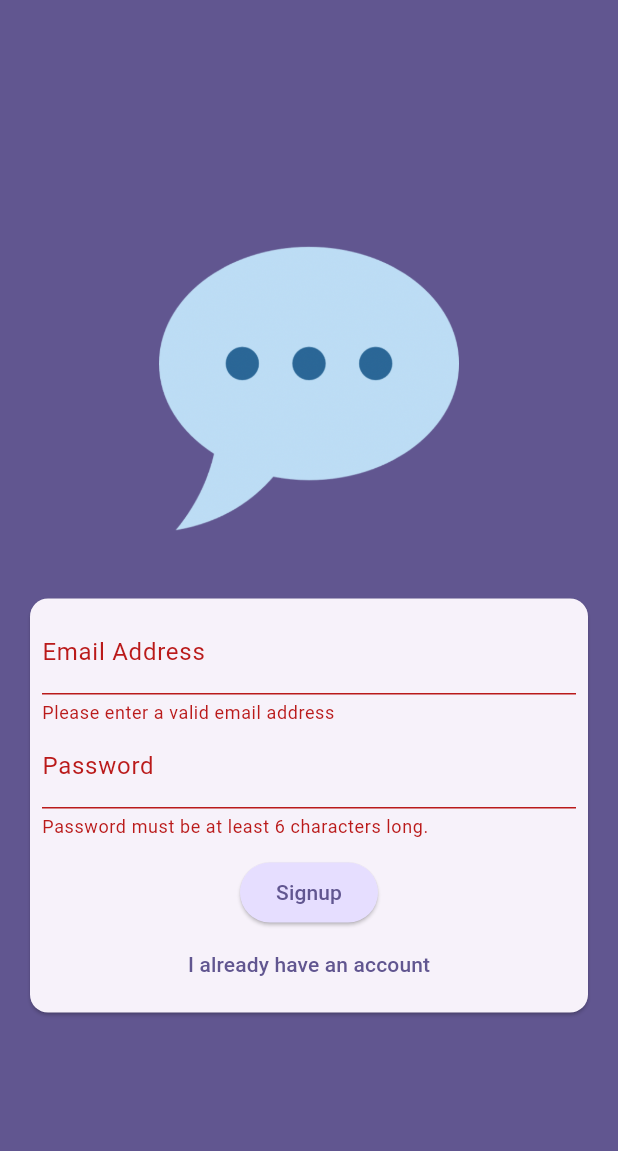
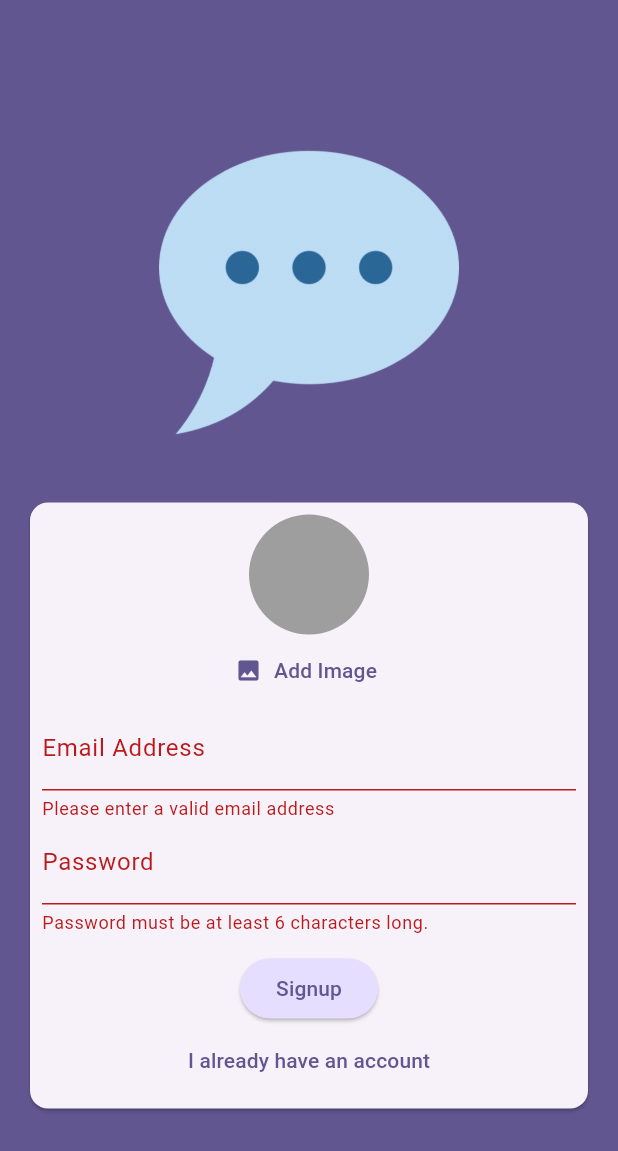
Before and after one commit to rafagomez92/chat_app_flutter, a Flutter app: the screen it shows after launch, after a tap on "Login", after a tap on "Create an account", on a phone screen of 412 x 824 dp. Shown: the top 1151 px of the screen. Run offline on Flutter 3.47's test engine with Material 3 defaults, Android fonts, the phone set to English and light mode, and no system bars; our stand-ins replace firebase_auth, firebase_core, firebase_storage, image_picker; accounts and stored records are empty.

Commit message:
feat: save image in firebase

```diff
--- a/lib/screens/auth.dart
+++ b/lib/screens/auth.dart
@@ -1,4 +1,8 @@
+import 'dart:io';
+
+import 'package:chat_app/widgets/user_image_picker.dart';
 import 'package:firebase_auth/firebase_auth.dart';
+import 'package:firebase_storage/firebase_storage.dart';
 import 'package:flutter/material.dart';
 
 final _firebase = FirebaseAuth.instance;
@@ -16,26 +20,45 @@ class _AuthScreenState extends State<AuthScreen> {
   var _isLogin = true;
   var _enteredEmail = "";
   var _enteredPassword = "";
+  File? _selectedImage;
+  var _isAuthenticating = false;
 
   void _submit() async {
     final isValid = _form.currentState!.validate();
-    if (!isValid) {
+    if (!isValid || !_isLogin && _selectedImage == null) {
       return;
     }
+
     _form.currentState!.save();
     try {
+      setState(() {
+        _isAuthenticating = true;
+      });
       if (_isLogin) {
         final userCredentials = await _firebase.signInWithEmailAndPassword(
             email: _enteredEmail, password: _enteredPassword);
       } else {
         final userCredentials = await _firebase.createUserWithEmailAndPassword(
             email: _enteredEmail, password: _enteredPassword);
+
+        final storageRef = FirebaseStorage.instance
+            .ref()
+            .child("user_images")
+            .child("${userCredentials.user!.uid}.jpg");
+
+        await storageRef.putFile(_selectedImage!);
+
+        storageRef.getDownloadURL();
       }
     } on FirebaseAuthException catch (error) {
       if (error.code == "email-already-in-use") {}
       ScaffoldMessenger.of(context).clearSnackBars();
       ScaffoldMessenger.of(context).showSnackBar(
           SnackBar(content: Text(error.message ?? "Authentication failed.")));
+
+      setState(() {
+        _isAuthenticating = false;
+      });
     }
   }
 
@@ -63,6 +86,12 @@ class _AuthScreenState extends State<AuthScreen> {
                         child: Column(
                           mainAxisSize: MainAxisSize.min,
                           children: [
+                            if (!_isLogin)
+                              UserImagePicker(
+                                onPickImage: (pickedImage) {
+                                  _selectedImage = pickedImage;
+                                },
+                              ),
                             TextFormField(
                               decoration: const InputDecoration(
                                   labelText: "Email Address"),
@@ -98,6 +127,9 @@ class _AuthScreenState extends State<AuthScreen> {
                             const SizedBox(
                               height: 12,
                             ),
+                            if (_isAuthenticating)
+                              const CircularProgressIndicator(),
+                            if (!_isAuthenticating)
                               ElevatedButton(
                                   onPressed: _submit,
                                   style: ElevatedButton.styleFrom(
@@ -105,6 +137,7 @@ class _AuthScreenState extends State<AuthScreen> {
                                           .colorScheme
                                           .primaryContainer),
                                   child: Text(_isLogin ? "Login" : "Signup")),
+                            if (!_isAuthenticating)
                               TextButton(
                                   onPressed: () {
                                     setState(() {
--- /dev/null
+++ b/lib/widgets/user_image_picker.dart
@@ -0,0 +1,50 @@
+import 'dart:io';
+
+import 'package:flutter/material.dart';
+import 'package:image_picker/image_picker.dart';
+
+class UserImagePicker extends StatefulWidget {
+  final void Function(File pickedImage) onPickImage;
+  const UserImagePicker({super.key, required this.onPickImage});
+
+  @override
+  State<UserImagePicker> createState() => _UserImagePickerState();
+}
+
+class _UserImagePickerState extends State<UserImagePicker> {
+  File? _pickedImageFile;
+
+  void _pickImage() async {
+    final pickedImage = await ImagePicker()
+        .pickImage(source: ImageSource.camera, imageQuality: 50, maxWidth: 150);
+
+    if (pickedImage == null) {
+      return;
+    }
+
+    setState(() {
+      _pickedImageFile = File(pickedImage.path);
+    });
+
+    widget.onPickImage(_pickedImageFile!);
+  }
+
+  @override
+  Widget build(BuildContext context) {
+    return Column(
+      children: [
+        CircleAvatar(
+          radius: 40,
+          backgroundColor: Colors.grey,
+          foregroundImage:
+              _pickedImageFile != null ? FileImage(_pickedImageFile!) : null,
+        ),
+        TextButton.icon(
+            onPressed: _pickImage,
+            icon: const Icon(Icons.image),
+            label: Text("Add Image",
+                style: TextStyle(color: Theme.of(context).colorScheme.primary)))
+      ],
+    );
+  }
+}
--- a/pubspec.yaml
+++ b/pubspec.yaml
@@ -11,6 +11,8 @@ dependencies:
     sdk: flutter
   firebase_core: ^3.3.0
   firebase_auth: ^5.1.4
+  firebase_storage: ^12.2.0
+  image_picker: ^1.1.2
 
 dev_dependencies:
   flutter_test:
```
Also changed, not shown: lib/screens/chat.dart (+11 -0 lines), pubspec.lock, 5 other files. Lines whose indentation alone changed are shown as unchanged.
